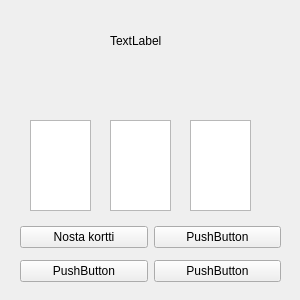
This is ElectionGame/Student/kaupunginosa.ui in elguitar/los-horos as Qt 5 draws it before an edit. The edited form follows.
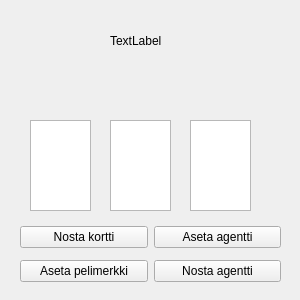
This is the edited form.

Commit message: =operaatiobuttonit yhdistetty slottifunktioihinsa.

Diff of the .ui file:
```diff
--- a/ElectionGame/Student/kaupunginosa.ui
+++ b/ElectionGame/Student/kaupunginosa.ui
@@ -72,7 +72,7 @@
     <item row="0" column="1">
      <widget class="QPushButton" name="oper2">
       <property name="text">
-       <string>PushButton</string>
+       <string>Aseta agentti</string>
       </property>
      </widget>
     </item>
@@ -86,14 +86,14 @@
     <item row="1" column="0">
      <widget class="QPushButton" name="oper3">
       <property name="text">
-       <string>PushButton</string>
+       <string>Aseta pelimerkki</string>
       </property>
      </widget>
     </item>
     <item row="1" column="1">
      <widget class="QPushButton" name="oper4">
       <property name="text">
-       <string>PushButton</string>
+       <string>Nosta agentti</string>
       </property>
      </widget>
     </item>
```
Left out of the diff: 8 changed lines with no effect on the pictures. The commit also changes 2 other files.
